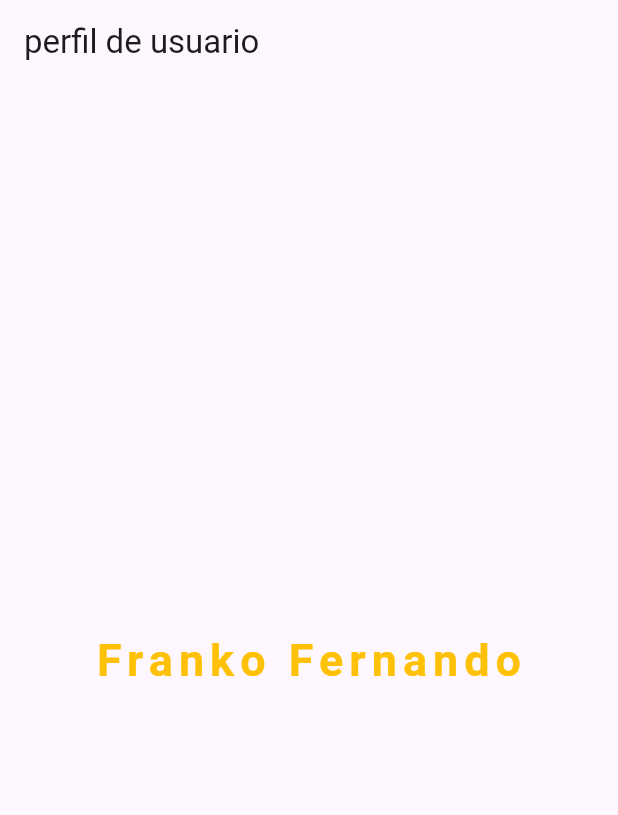
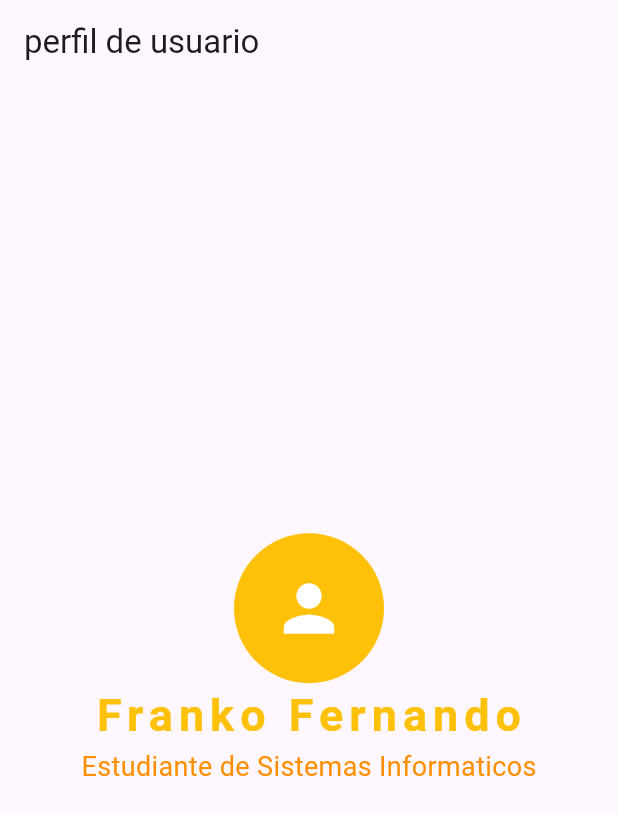
Before and after one commit to MejiaF31/presentacionbase, a Flutter app: the screen it shows after launch, on a phone screen of 412 x 824 dp. Shown: the top 815 px of the screen. Run offline on Flutter 3.47's test engine with Material 3 defaults, Android fonts, the phone set to English and light mode, and no system bars.

Commit message:
Agregando Iconos

```diff
--- a/lib/main.dart
+++ b/lib/main.dart
@@ -19,6 +19,15 @@ class MyApp extends StatelessWidget{
          child: Column(
            mainAxisAlignment: MainAxisAlignment.center,
          children: [
+           CircleAvatar(
+             radius: 50,
+             backgroundColor: Colors.amber,
+             child: Icon(
+               Icons.person,
+               size: 50,
+               color: Colors.white,
+             ),
+           ),
            Text('Franko Fernando',
              style: TextStyle(
                fontSize: 30,
@@ -27,7 +36,13 @@ class MyApp extends StatelessWidget{
                fontFamily: 'Roboto',
                letterSpacing: 4,
              ),
-           )
+           ),
+           Text('Estudiante de Sistemas Informaticos',
+           style: TextStyle(
+             fontSize: 18,
+             color: Colors.amber[800],
+           ),
+           ),
          ],
          ),
        ),
```
